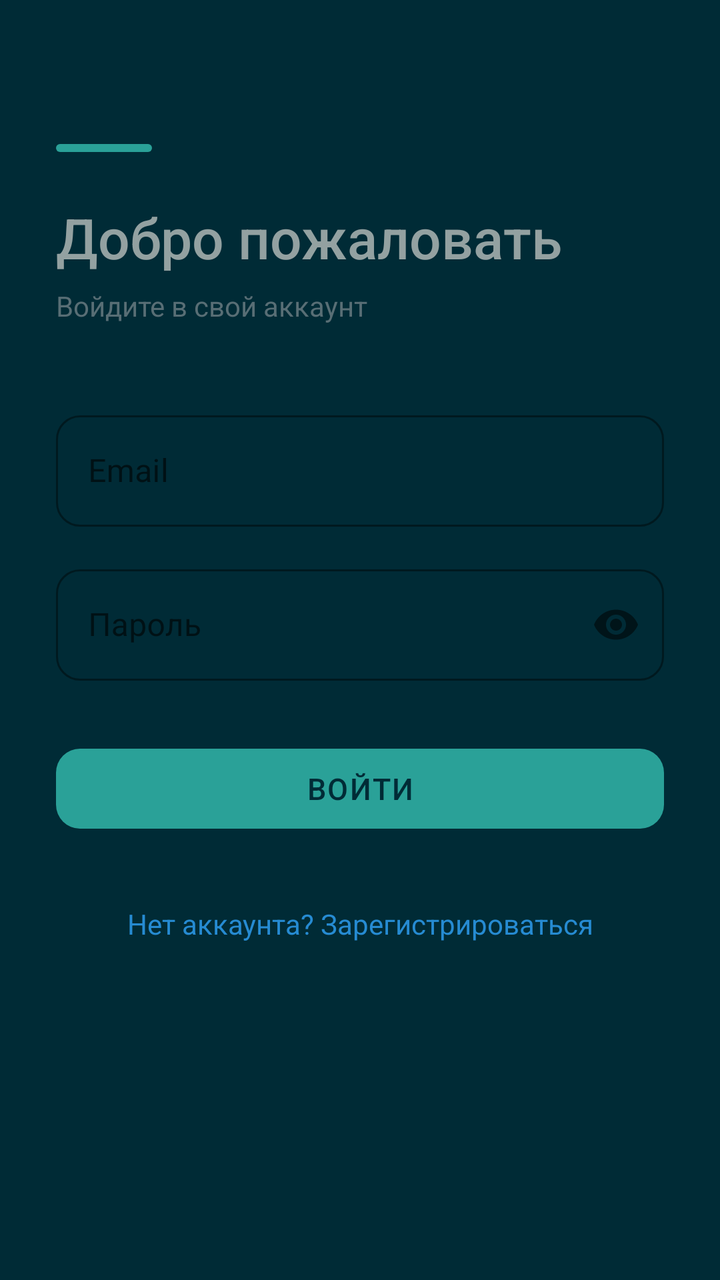
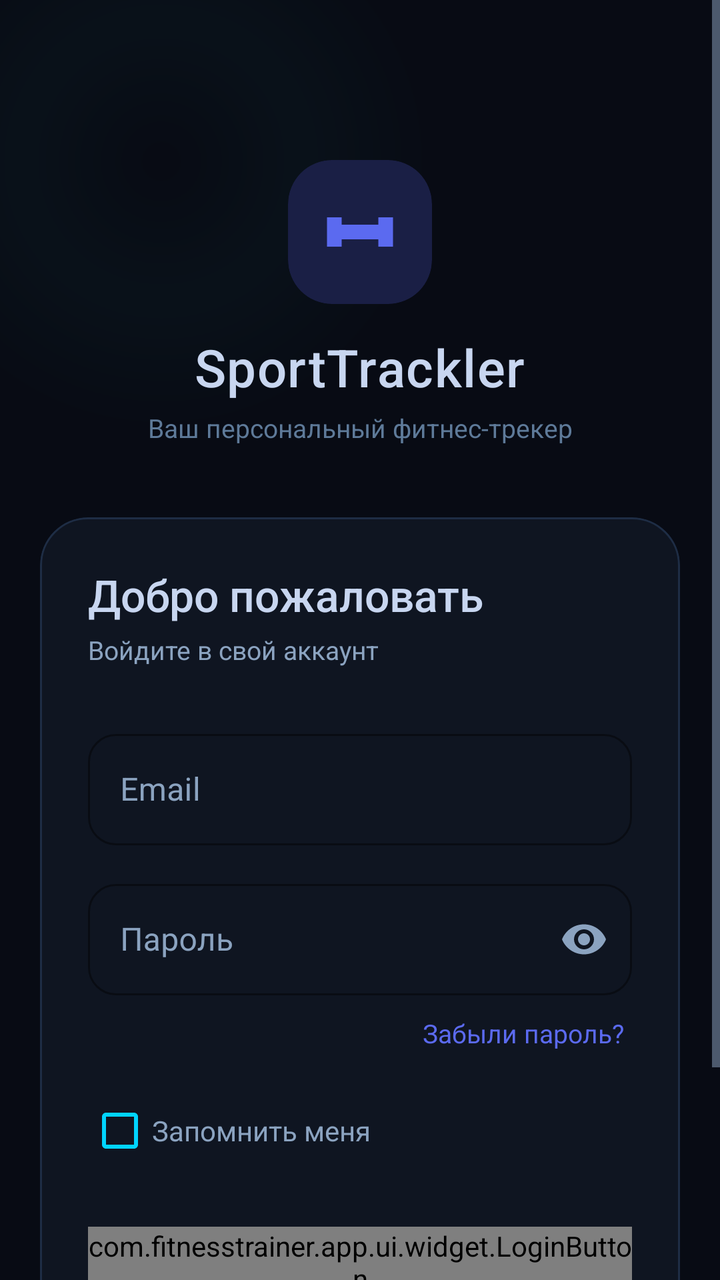

Compare the two renders of this Android layout. The source of the first and the diff that turns it into the second are given below.
<!-- AndroidManifest.xml: application theme Theme.FitnessTrainer -->
<!-- res/layout/fragment_login.xml -->
<?xml version="1.0" encoding="utf-8"?>
<ScrollView
    xmlns:android="http://schemas.android.com/apk/res/android"
    xmlns:app="http://schemas.android.com/apk/res-auto"
    android:layout_width="match_parent"
    android:layout_height="match_parent"
    android:background="@color/sol_base03"
    android:fillViewport="true">

    <androidx.constraintlayout.widget.ConstraintLayout
        android:layout_width="match_parent"
        android:layout_height="wrap_content"
        android:paddingHorizontal="28dp"
        android:paddingTop="72dp"
        android:paddingBottom="32dp">

        
        <View
            android:id="@+id/accent_line"
            android:layout_width="48dp"
            android:layout_height="4dp"
            android:background="@drawable/shape_accent_line"
            app:layout_constraintTop_toTopOf="parent"
            app:layout_constraintStart_toStartOf="parent"/>

        <TextView
            android:id="@+id/tv_welcome"
            android:layout_width="wrap_content"
            android:layout_height="wrap_content"
            android:layout_marginTop="24dp"
            android:text="Добро пожаловать"
            android:textColor="@color/sol_base1"
            android:textSize="28sp"
            android:fontFamily="sans-serif-medium"
            app:layout_constraintTop_toBottomOf="@id/accent_line"
            app:layout_constraintStart_toStartOf="parent"/>

        <TextView
            android:id="@+id/tv_subtitle"
            android:layout_width="wrap_content"
            android:layout_height="wrap_content"
            android:layout_marginTop="6dp"
            android:text="Войдите в свой аккаунт"
            android:textColor="@color/sol_base01"
            android:textSize="14sp"
            app:layout_constraintTop_toBottomOf="@id/tv_welcome"
            app:layout_constraintStart_toStartOf="parent"/>

        <com.google.android.material.textfield.TextInputLayout
            android:id="@+id/til_email"
            style="@style/Widget.MaterialComponents.TextInputLayout.OutlinedBox"
            android:layout_width="0dp"
            android:layout_height="wrap_content"
            android:layout_marginTop="40dp"
            android:hint="Email"
            app:boxCornerRadiusTopStart="12dp"
            app:boxCornerRadiusTopEnd="12dp"
            app:boxCornerRadiusBottomStart="12dp"
            app:boxCornerRadiusBottomEnd="12dp"
            app:hintTextColor="@color/sol_cyan"
            app:boxStrokeColor="@color/sol_cyan"
            app:layout_constraintTop_toBottomOf="@id/tv_subtitle"
            app:layout_constraintStart_toStartOf="parent"
            app:layout_constraintEnd_toEndOf="parent">

            <com.google.android.material.textfield.TextInputEditText
                android:id="@+id/et_email"
                android:layout_width="match_parent"
                android:layout_height="wrap_content"
                android:inputType="textEmailAddress"
                android:textColor="@color/sol_base1"
                android:textColorHint="@color/sol_base01"/>
        </com.google.android.material.textfield.TextInputLayout>

        <com.google.android.material.textfield.TextInputLayout
            android:id="@+id/til_password"
            style="@style/Widget.MaterialComponents.TextInputLayout.OutlinedBox"
            android:layout_width="0dp"
            android:layout_height="wrap_content"
            android:layout_marginTop="16dp"
            android:hint="Пароль"
            app:boxCornerRadiusTopStart="12dp"
            app:boxCornerRadiusTopEnd="12dp"
            app:boxCornerRadiusBottomStart="12dp"
            app:boxCornerRadiusBottomEnd="12dp"
            app:hintTextColor="@color/sol_cyan"
            app:boxStrokeColor="@color/sol_cyan"
            app:passwordToggleEnabled="true"
            app:layout_constraintTop_toBottomOf="@id/til_email"
            app:layout_constraintStart_toStartOf="parent"
            app:layout_constraintEnd_toEndOf="parent">

            <com.google.android.material.textfield.TextInputEditText
                android:id="@+id/et_password"
                android:layout_width="match_parent"
                android:layout_height="wrap_content"
                android:inputType="textPassword"
                android:textColor="@color/sol_base1"
                android:textColorHint="@color/sol_base01"/>
        </com.google.android.material.textfield.TextInputLayout>

        <TextView
            android:id="@+id/tv_error"
            android:layout_width="0dp"
            android:layout_height="wrap_content"
            android:layout_marginTop="10dp"
            android:textColor="@color/sol_red"
            android:textSize="13sp"
            android:visibility="gone"
            app:layout_constraintTop_toBottomOf="@id/til_password"
            app:layout_constraintStart_toStartOf="parent"
            app:layout_constraintEnd_toEndOf="parent"/>

        <com.google.android.material.button.MaterialButton
            android:id="@+id/btn_login"
            android:layout_width="0dp"
            android:layout_height="52dp"
            android:layout_marginTop="28dp"
            android:text="Войти"
            android:textColor="@color/sol_base03"
            android:textSize="15sp"
            android:fontFamily="sans-serif-medium"
            android:letterSpacing="0.05"
            app:backgroundTint="@color/sol_cyan"
            app:cornerRadius="12dp"
            android:stateListAnimator="@null"
            app:layout_constraintTop_toBottomOf="@id/tv_error"
            app:layout_constraintStart_toStartOf="parent"
            app:layout_constraintEnd_toEndOf="parent"/>

        <com.google.android.material.progressindicator.CircularProgressIndicator
            android:id="@+id/progress"
            android:layout_width="wrap_content"
            android:layout_height="wrap_content"
            android:layout_marginTop="20dp"
            android:visibility="gone"
            app:indicatorColor="@color/sol_cyan"
            app:indicatorSize="32dp"
            app:layout_constraintTop_toBottomOf="@id/btn_login"
            app:layout_constraintStart_toStartOf="parent"
            app:layout_constraintEnd_toEndOf="parent"/>

        <TextView
            android:id="@+id/tv_register"
            android:layout_width="wrap_content"
            android:layout_height="wrap_content"
            android:layout_marginTop="24dp"
            android:text="Нет аккаунта? Зарегистрироваться"
            android:textColor="@color/sol_blue"
            android:textSize="14sp"
            android:padding="8dp"
            app:layout_constraintTop_toBottomOf="@id/progress"
            app:layout_constraintStart_toStartOf="parent"
            app:layout_constraintEnd_toEndOf="parent"/>

    </androidx.constraintlayout.widget.ConstraintLayout>
</ScrollView>
<!-- resources referenced by this layout -->
<resources>
  <color name="sol_base01">#586E75</color>
  <color name="sol_base03">#002B36</color>
  <color name="sol_base1">#93A1A1</color>
  <color name="sol_blue">#268BD2</color>
  <color name="sol_cyan">#2AA198</color>
  <color name="sol_red">#DC322F</color>
  <!-- drawable shape_accent_line (drawable) -->
  <?xml version="1.0" encoding="utf-8"?>
  <shape xmlns:android="http://schemas.android.com/apk/res/android"
      android:shape="rectangle">
      <solid android:color="@color/sol_cyan"/>
      <corners android:radius="2dp"/>
  </shape>
  <style name="Theme.FitnessTrainer" parent="Theme.MaterialComponents.DayNight.NoActionBar">
          <item name="colorPrimary">@color/md_primary</item>
          <item name="colorPrimaryDark">@color/md_primary_variant</item>
          <item name="colorAccent">@color/md_secondary</item>
          <item name="android:windowBackground">@color/md_background</item>
          <item name="android:statusBarColor">@color/md_background</item>
          <item name="android:navigationBarColor">@color/md_background</item>
          <item name="android:windowLightStatusBar">true</item>
          <item name="android:windowLightNavigationBar">true</item>
          <item name="android:windowActivityTransitions">true</item>
          <item name="android:fontFamily">sans-serif</item>
      </style>
  <color name="md_primary">#1E88E5</color>
  <color name="md_primary_variant">#1565C0</color>
  <color name="md_secondary">#00BCD4</color>
  <color name="md_background">#F8FAFB</color>
</resources>

<!-- the commit's change to res/layout/fragment_login.xml (unified diff, before → after) -->
@@ -4,152 +4,232 @@
     xmlns:app="http://schemas.android.com/apk/res-auto"
     android:layout_width="match_parent"
     android:layout_height="match_parent"
-    android:background="@color/sol_base03"
+    android:background="?attr/bgPrimary"
     android:fillViewport="true">
 
     <androidx.constraintlayout.widget.ConstraintLayout
         android:layout_width="match_parent"
         android:layout_height="wrap_content"
-        android:paddingHorizontal="28dp"
-        android:paddingTop="72dp"
-        android:paddingBottom="32dp">
+        android:paddingBottom="40dp">
+
+        
+        <View
+            android:id="@+id/glow_top"
+            android:layout_width="280dp"
+            android:layout_height="280dp"
+            android:background="@drawable/bg_glow"
+            android:alpha="0.18"
+            android:layout_marginTop="-60dp"
+            android:layout_marginStart="-60dp"
+            app:layout_constraintTop_toTopOf="parent"
+            app:layout_constraintStart_toStartOf="parent"/>
+
+        
+        <LinearLayout
+            android:id="@+id/logo_container"
+            android:layout_width="wrap_content"
+            android:layout_height="wrap_content"
+            android:orientation="vertical"
+            android:gravity="center"
+            android:layout_marginTop="80dp"
+            app:layout_constraintTop_toTopOf="parent"
+            app:layout_constraintStart_toStartOf="parent"
+            app:layout_constraintEnd_toEndOf="parent">
+
+            <com.google.android.material.card.MaterialCardView
+                android:layout_width="72dp"
+                android:layout_height="72dp"
+                app:cardCornerRadius="22dp"
+                app:cardElevation="0dp"
+                app:strokeWidth="0dp"
+                app:cardBackgroundColor="#1A1F45">
+
+                <ImageView
+                    android:layout_width="44dp"
+                    android:layout_height="44dp"
+                    android:layout_gravity="center"
+                    android:src="@drawable/ic_dumbbell"
+                    android:tint="@color/accent_indigo"/>
+
+            </com.google.android.material.card.MaterialCardView>
+
+            <TextView
+                android:layout_width="wrap_content"
+                android:layout_height="wrap_content"
+                android:layout_marginTop="14dp"
+                android:text="SportTrackler"
+                android:textColor="@color/text_primary"
+                android:textSize="26sp"
+                android:fontFamily="sans-serif-medium"
+                android:letterSpacing="0.02"/>
+
+            <TextView
+                android:layout_width="wrap_content"
+                android:layout_height="wrap_content"
+                android:layout_marginTop="4dp"
+                android:text="Ваш персональный фитнес-трекер"
+                android:textColor="@color/text_hint"
+                android:textSize="13sp"/>
+
+        </LinearLayout>
+
+        
+        <com.google.android.material.card.MaterialCardView
+            android:id="@+id/card_form"
+            android:layout_width="0dp"
+            android:layout_height="wrap_content"
+            android:layout_marginHorizontal="20dp"
+            android:layout_marginTop="36dp"
+            app:cardCornerRadius="24dp"
+            app:cardElevation="0dp"
+            app:strokeWidth="1dp"
+            app:strokeColor="@color/border_default"
+            app:cardBackgroundColor="@color/bg_surface"
+            app:layout_constraintTop_toBottomOf="@id/logo_container"
+            app:layout_constraintStart_toStartOf="parent"
+            app:layout_constraintEnd_toEndOf="parent">
+
+            <LinearLayout
+                android:layout_width="match_parent"
+                android:layout_height="wrap_content"
+                android:orientation="vertical"
+                android:padding="24dp">
+
+                <TextView
+                    android:id="@+id/tv_welcome"
+                    android:layout_width="wrap_content"
+                    android:layout_height="wrap_content"
+                    android:text="Добро пожаловать"
+                    android:textColor="@color/text_primary"
+                    android:textSize="22sp"
+                    android:fontFamily="sans-serif-medium"/>
+
+                <TextView
+                    android:id="@+id/tv_subtitle"
+                    android:layout_width="wrap_content"
+                    android:layout_height="wrap_content"
+                    android:layout_marginTop="4dp"
+                    android:layout_marginBottom="28dp"
+                    android:text="Войдите в свой аккаунт"
+                    android:textColor="@color/text_secondary"
+                    android:textSize="13sp"/>
+
+                
+                <com.google.android.material.textfield.TextInputLayout
+                    android:id="@+id/til_email"
+                    style="@style/InputField"
+                    android:layout_width="match_parent"
+                    android:layout_height="wrap_content"
+                    android:hint="Email"
+                    app:hintTextColor="@color/accent_cyan"
+                    app:boxStrokeColor="@color/accent_cyan">
+
+                    <com.google.android.material.textfield.TextInputEditText
+                        android:id="@+id/et_email"
+                        android:layout_width="match_parent"
+                        android:layout_height="wrap_content"
+                        android:inputType="textEmailAddress"
+                        android:textColor="@color/text_primary"
+                        android:textColorHint="#99FFFFFF"/>
+                </com.google.android.material.textfield.TextInputLayout>
+
+                
+                <com.google.android.material.textfield.TextInputLayout
+                    android:id="@+id/til_password"
+                    style="@style/InputField"
+                    android:layout_width="match_parent"
+                    android:layout_height="wrap_content"
+                    android:layout_marginTop="14dp"
+                    android:hint="Пароль"
+                    app:hintTextColor="@color/accent_cyan"
+                    app:boxStrokeColor="@color/accent_cyan"
+                    app:passwordToggleEnabled="true"
+                    app:passwordToggleTint="@color/text_secondary">
+
+                    <com.google.android.material.textfield.TextInputEditText
+                        android:id="@+id/et_password"
+                        android:layout_width="match_parent"
+                        android:layout_height="wrap_content"
+                        android:inputType="textPassword"
+                        android:textColor="@color/text_primary"
+                        android:textColorHint="#99FFFFFF"/>
+                </com.google.android.material.textfield.TextInputLayout>
+
+                
+                <TextView
+                    android:id="@+id/tv_forgot_password"
+                    android:layout_width="wrap_content"
+                    android:layout_height="wrap_content"
+                    android:layout_gravity="end"
+                    android:layout_marginTop="6dp"
+                    android:text="Забыли пароль?"
+                    android:textColor="@color/accent_indigo"
+                    android:textSize="13sp"
+                    android:padding="4dp"/>
+
+                
+                <CheckBox
+                    android:id="@+id/cb_remember_me"
+                    android:layout_width="wrap_content"
+                    android:layout_height="wrap_content"
+                    android:layout_marginTop="12dp"
+                    android:text="Запомнить меня"
+                    android:textColor="@color/text_secondary"
+                    android:textSize="14sp"
+                    android:buttonTint="@color/accent_cyan"/>
+
+                
+                <TextView
+                    android:id="@+id/tv_error"
+                    android:layout_width="match_parent"
+                    android:layout_height="wrap_content"
+                    android:layout_marginTop="10dp"
+                    android:textColor="@color/accent_rose"
+                    android:textSize="13sp"
+                    android:visibility="gone"/>
+
+                
+                <com.fitnesstrainer.app.ui.widget.LoginButton
+                    android:id="@+id/btn_login"
+                    android:layout_width="wrap_content"
+                    android:layout_height="wrap_content"
+                    android:layout_gravity="center_horizontal"
+                    android:layout_marginTop="24dp"/>
+
+                
+                <com.google.android.material.progressindicator.CircularProgressIndicator
+                    android:id="@+id/progress"
+                    android:layout_width="wrap_content"
+                    android:layout_height="wrap_content"
+                    android:layout_gravity="center"
+                    android:layout_marginTop="16dp"
+                    android:visibility="gone"
+                    app:indicatorColor="@color/accent_cyan"
+                    app:indicatorSize="32dp"/>
+
+            </LinearLayout>
+        </com.google.android.material.card.MaterialCardView>
 
         
         <View
             android:id="@+id/accent_line"
-            android:layout_width="48dp"
-            android:layout_height="4dp"
-            android:background="@drawable/shape_accent_line"
+            android:layout_width="0dp"
+            android:layout_height="0dp"
+            android:visibility="gone"
             app:layout_constraintTop_toTopOf="parent"
             app:layout_constraintStart_toStartOf="parent"/>
 
-        <TextView
-            android:id="@+id/tv_welcome"
-            android:layout_width="wrap_content"
-            android:layout_height="wrap_content"
-            android:layout_marginTop="24dp"
-            android:text="Добро пожаловать"
-            android:textColor="@color/sol_base1"
-            android:textSize="28sp"
-            android:fontFamily="sans-serif-medium"
-            app:layout_constraintTop_toBottomOf="@id/accent_line"
-            app:layout_constraintStart_toStartOf="parent"/>
-
-        <TextView
-            android:id="@+id/tv_subtitle"
-            android:layout_width="wrap_content"
-            android:layout_height="wrap_content"
-            android:layout_marginTop="6dp"
-            android:text="Войдите в свой аккаунт"
-            android:textColor="@color/sol_base01"
-            android:textSize="14sp"
-            app:layout_constraintTop_toBottomOf="@id/tv_welcome"
-            app:layout_constraintStart_toStartOf="parent"/>
-
-        <com.google.android.material.textfield.TextInputLayout
-            android:id="@+id/til_email"
-            style="@style/Widget.MaterialComponents.TextInputLayout.OutlinedBox"
-            android:layout_width="0dp"
-            android:layout_height="wrap_content"
-            android:layout_marginTop="40dp"
-            android:hint="Email"
-            app:boxCornerRadiusTopStart="12dp"
-            app:boxCornerRadiusTopEnd="12dp"
-            app:boxCornerRadiusBottomStart="12dp"
-            app:boxCornerRadiusBottomEnd="12dp"
-            app:hintTextColor="@color/sol_cyan"
-            app:boxStrokeColor="@color/sol_cyan"
-            app:layout_constraintTop_toBottomOf="@id/tv_subtitle"
-            app:layout_constraintStart_toStartOf="parent"
-            app:layout_constraintEnd_toEndOf="parent">
-
-            <com.google.android.material.textfield.TextInputEditText
-                android:id="@+id/et_email"
-                android:layout_width="match_parent"
-                android:layout_height="wrap_content"
-                android:inputType="textEmailAddress"
-                android:textColor="@color/sol_base1"
-                android:textColorHint="@color/sol_base01"/>
-        </com.google.android.material.textfield.TextInputLayout>
-
-        <com.google.android.material.textfield.TextInputLayout
-            android:id="@+id/til_password"
-            style="@style/Widget.MaterialComponents.TextInputLayout.OutlinedBox"
-            android:layout_width="0dp"
-            android:layout_height="wrap_content"
-            android:layout_marginTop="16dp"
-            android:hint="Пароль"
-            app:boxCornerRadiusTopStart="12dp"
-            app:boxCornerRadiusTopEnd="12dp"
-            app:boxCornerRadiusBottomStart="12dp"
-            app:boxCornerRadiusBottomEnd="12dp"
-            app:hintTextColor="@color/sol_cyan"
-            app:boxStrokeColor="@color/sol_cyan"
-            app:passwordToggleEnabled="true"
-            app:layout_constraintTop_toBottomOf="@id/til_email"
-            app:layout_constraintStart_toStartOf="parent"
-            app:layout_constraintEnd_toEndOf="parent">
-
-            <com.google.android.material.textfield.TextInputEditText
-                android:id="@+id/et_password"
-                android:layout_width="match_parent"
-                android:layout_height="wrap_content"
-                android:inputType="textPassword"
-                android:textColor="@color/sol_base1"
-                android:textColorHint="@color/sol_base01"/>
-        </com.google.android.material.textfield.TextInputLayout>
-
-        <TextView
-            android:id="@+id/tv_error"
-            android:layout_width="0dp"
-            android:layout_height="wrap_content"
-            android:layout_marginTop="10dp"
-            android:textColor="@color/sol_red"
-            android:textSize="13sp"
-            android:visibility="gone"
-            app:layout_constraintTop_toBottomOf="@id/til_password"
-            app:layout_constraintStart_toStartOf="parent"
-            app:layout_constraintEnd_toEndOf="parent"/>
-
-        <com.google.android.material.button.MaterialButton
-            android:id="@+id/btn_login"
-            android:layout_width="0dp"
-            android:layout_height="52dp"
-            android:layout_marginTop="28dp"
-            android:text="Войти"
-            android:textColor="@color/sol_base03"
-            android:textSize="15sp"
-            android:fontFamily="sans-serif-medium"
-            android:letterSpacing="0.05"
-            app:backgroundTint="@color/sol_cyan"
-            app:cornerRadius="12dp"
-            android:stateListAnimator="@null"
-            app:layout_constraintTop_toBottomOf="@id/tv_error"
-            app:layout_constraintStart_toStartOf="parent"
-            app:layout_constraintEnd_toEndOf="parent"/>
-
-        <com.google.android.material.progressindicator.CircularProgressIndicator
-            android:id="@+id/progress"
-            android:layout_width="wrap_content"
-            android:layout_height="wrap_content"
-            android:layout_marginTop="20dp"
-            android:visibility="gone"
-            app:indicatorColor="@color/sol_cyan"
-            app:indicatorSize="32dp"
-            app:layout_constraintTop_toBottomOf="@id/btn_login"
-            app:layout_constraintStart_toStartOf="parent"
-            app:layout_constraintEnd_toEndOf="parent"/>
-
+        
         <TextView
             android:id="@+id/tv_register"
             android:layout_width="wrap_content"
             android:layout_height="wrap_content"
-            android:layout_marginTop="24dp"
+            android:layout_marginTop="20dp"
             android:text="Нет аккаунта? Зарегистрироваться"
-            android:textColor="@color/sol_blue"
+            android:textColor="@color/accent_indigo"
             android:textSize="14sp"
             android:padding="8dp"
-            app:layout_constraintTop_toBottomOf="@id/progress"
+            app:layout_constraintTop_toBottomOf="@id/card_form"
             app:layout_constraintStart_toStartOf="parent"
             app:layout_constraintEnd_toEndOf="parent"/>
 
<!-- resource entries referenced after the edit -->
@@ -1,33 +1,75 @@
 <!-- resources referenced by this layout -->
 <resources>
-  <color name="sol_base01">#586E75</color>
-  <color name="sol_base03">#002B36</color>
-  <color name="sol_base1">#93A1A1</color>
-  <color name="sol_blue">#268BD2</color>
-  <color name="sol_cyan">#2AA198</color>
-  <color name="sol_red">#DC322F</color>
-  <!-- drawable shape_accent_line (drawable) -->
+  <color name="accent_cyan">#00D4FF</color>
+  <color name="accent_indigo">#5B6AF0</color>
+  <color name="accent_rose">#FF4777</color>
+  <color name="bg_surface">#0F1521</color>
+  <color name="border_default">#1E2D45</color>
+  <color name="text_hint">#5E7A99</color>
+  <color name="text_primary">#C8D6F0</color>
+  <color name="text_secondary">#8BA3C0</color>
+  <!-- drawable bg_glow (drawable) -->
   <?xml version="1.0" encoding="utf-8"?>
   <shape xmlns:android="http://schemas.android.com/apk/res/android"
-      android:shape="rectangle">
-      <solid android:color="@color/sol_cyan"/>
-      <corners android:radius="2dp"/>
+      android:shape="oval">
+      <gradient
+          android:type="radial"
+          android:gradientRadius="50%"
+          android:centerColor="#402AA198"
+          android:endColor="#002AA198"/>
   </shape>
-  <style name="Theme.FitnessTrainer" parent="Theme.MaterialComponents.DayNight.NoActionBar">
-          <item name="colorPrimary">@color/md_primary</item>
-          <item name="colorPrimaryDark">@color/md_primary_variant</item>
-          <item name="colorAccent">@color/md_secondary</item>
-          <item name="android:windowBackground">@color/md_background</item>
-          <item name="android:statusBarColor">@color/md_background</item>
-          <item name="android:navigationBarColor">@color/md_background</item>
-          <item name="android:windowLightStatusBar">true</item>
-          <item name="android:windowLightNavigationBar">true</item>
+  <!-- drawable ic_dumbbell (drawable) -->
+  <?xml version="1.0" encoding="utf-8"?>
+  <vector xmlns:android="http://schemas.android.com/apk/res/android"
+      android:width="24dp"
+      android:height="24dp"
+      android:viewportWidth="24"
+      android:viewportHeight="24">
+  
+      
+      <path
+          android:fillColor="#2AA198"
+          android:pathData="M3,8 h4 v2 h10 v-2 h4 v8 h-4 v-2 h-10 v2 h-4 Z"/>
+  </vector>
+  <style name="InputField" parent="Widget.MaterialComponents.TextInputLayout.OutlinedBox">
+          <item name="boxCornerRadiusTopStart">14dp</item>
+          <item name="boxCornerRadiusTopEnd">14dp</item>
+          <item name="boxCornerRadiusBottomStart">14dp</item>
+          <item name="boxCornerRadiusBottomEnd">14dp</item>
+          <item name="boxStrokeColor">@color/border_active</item>
+          <item name="hintTextColor">@color/accent_indigo</item>
+          <item name="boxBackgroundColor">@color/bg_surface</item>
+          <item name="android:textColorHint">@color/text_secondary</item>
+      </style>
+  <style name="Theme.FitnessTrainer" parent="Theme.MaterialComponents.NoActionBar">
+          <item name="colorPrimary">@color/accent_indigo</item>
+          <item name="colorPrimaryDark">@color/bg_surface</item>
+          <item name="colorAccent">@color/accent_cyan</item>
+          <item name="colorSurface">@color/bg_surface</item>
+          <item name="colorOnSurface">@color/text_primary</item>
+          <item name="android:windowBackground">@color/bg_primary</item>
+          <item name="android:statusBarColor">@color/bg_primary</item>
+          <item name="android:navigationBarColor">@color/bg_surface</item>
+          <item name="android:windowLightStatusBar">false</item>
+          <item name="android:windowLightNavigationBar">false</item>
+          <item name="android:textColorPrimary">@color/text_primary</item>
+          <item name="android:textColorSecondary">@color/text_secondary</item>
+          <item name="android:textColorHint">@color/text_hint</item>
+          <item name="android:fontFamily">sans-serif</item>
           <item name="android:windowActivityTransitions">true</item>
-          <item name="android:fontFamily">sans-serif</item>
+          <item name="rippleColor">#335B6AF0</item>
+          
+          <item name="bgPrimary">@color/bg_primary</item>
+          <item name="bgSurface">@color/bg_surface</item>
+          <item name="bgElevated">@color/bg_elevated</item>
+          <item name="textPrimary">@color/text_primary</item>
+          <item name="textSecondary">@color/text_secondary</item>
+          <item name="textHint">@color/text_hint</item>
+          <item name="borderDefault">@color/border_default</item>
+          <item name="accentMain">@color/accent_indigo</item>
       </style>
-  <color name="md_primary">#1E88E5</color>
-  <color name="md_primary_variant">#1565C0</color>
-  <color name="md_secondary">#00BCD4</color>
-  <color name="md_background">#F8FAFB</color>
+  <color name="border_active">#5B6AF0</color>
+  <color name="bg_primary">#080B14</color>
+  <color name="bg_elevated">#161E30</color>
 </resources>
 
